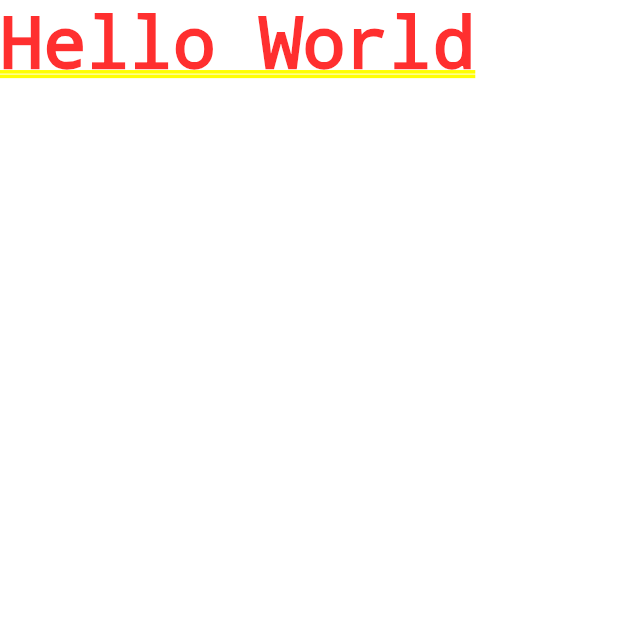
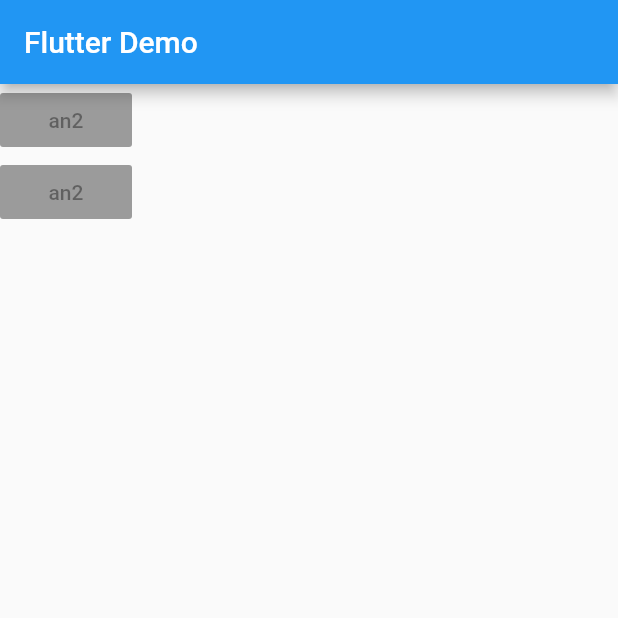
Before and after one commit to rozbeh1212/flutter_app, a Flutter app: the screen it shows after launch, on a phone screen of 412 x 824 dp, the top half of it. Run offline on Flutter 3.47's test engine with Material 2 defaults, Android fonts, the phone set to English and light mode, and no system bars.

Commit message:
button created

```diff
--- a/lib/main.dart
+++ b/lib/main.dart
@@ -1,4 +1,4 @@
-// ignore_for_file: prefer_const_constructors
+// ignore_for_file: prefer_const_constructors, deprecated_member_use
 
 import 'package:flutter/material.dart';
 
@@ -7,10 +7,36 @@ void main() {
 }
 
 class MyApp extends StatelessWidget {
+  void asnwer () {
+    print('Hello World');
+  }
   @override
   Widget build(BuildContext context) {
+    var question = [
+      'What\'s your favorite color?',
+      'What\'s your favorite animal?',
+
+    ];
     return MaterialApp(
-      home: Text('Hello World'),
+      home: Scaffold(
+        appBar: AppBar(
+          title: Text('Flutter Demo'),
+        ),
+        body: Column(
+          children: [
+            RaisedButton(
+              child:Text('an2'),
+            onPressed: null,
+            ),
+
+            RaisedButton(
+              child:Text('an2'),
+            onPressed: null,
+            ),
+
+          ],
+        ),
+      ),
     );
   }
 }
```
